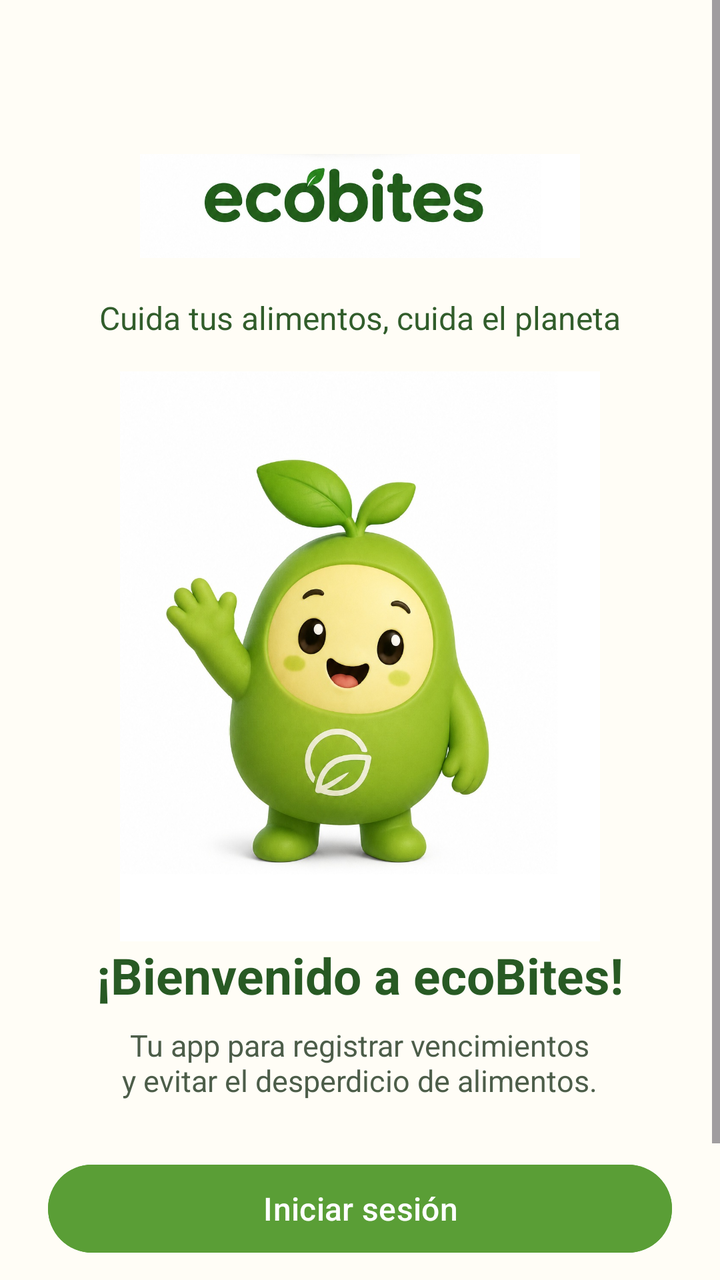
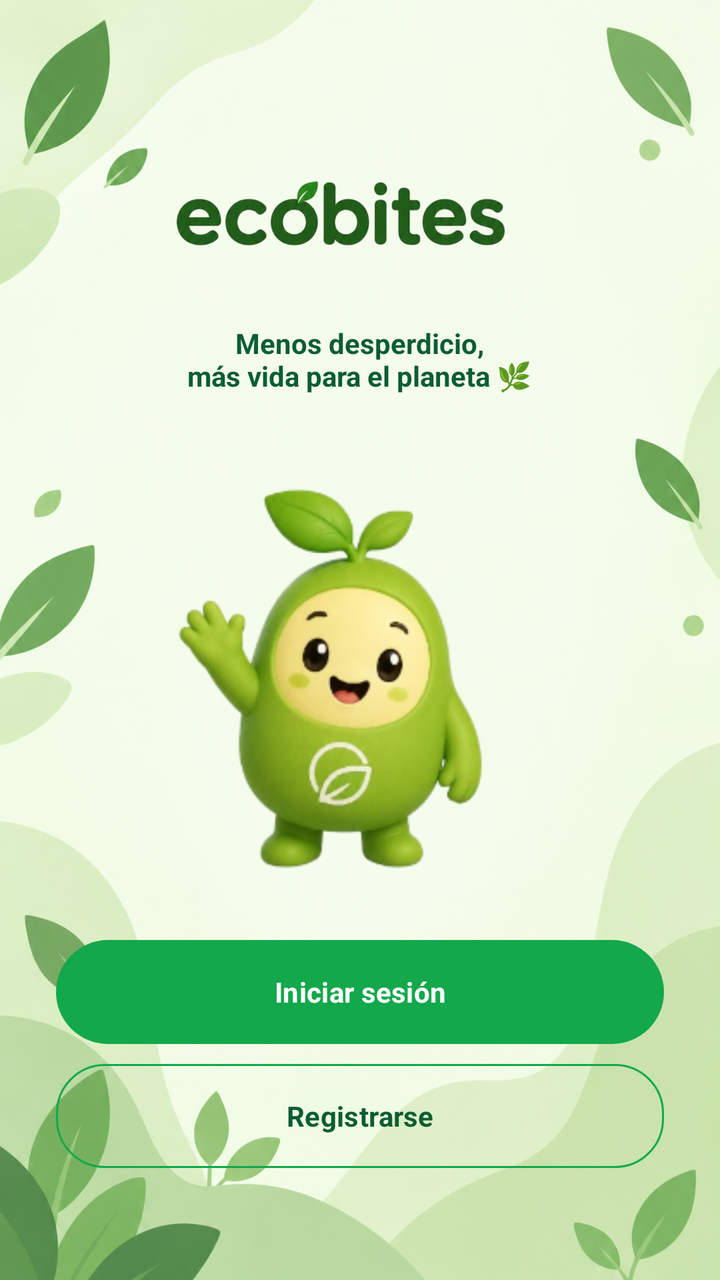

An Android layout rendered at two revisions. The XML below is the earlier revision; the diff shows what the commit changed to produce the second picture.
<!-- AndroidManifest.xml: application theme Theme.EcoBites -->
<!-- res/layout/activity_welcome.xml -->
<?xml version="1.0" encoding="utf-8"?>
<ScrollView xmlns:android="http://schemas.android.com/apk/res/android" android:layout_width="match_parent" android:layout_height="match_parent" android:background="#FFFDF6" android:fillViewport="true">
    <LinearLayout android:id="@+id/ll_contenido_bienvenida" android:layout_width="match_parent" android:layout_height="match_parent" android:gravity="center_horizontal" android:orientation="vertical" android:padding="24dp">
        <ImageView android:id="@+id/img_logo_bienvenida" android:layout_width="220dp" android:layout_height="90dp" android:layout_marginTop="34dp" android:adjustViewBounds="true" android:contentDescription="ecoBites" android:src="@drawable/nombre" />
        <TextView android:id="@+id/tv_eslogan_bienvenida" android:layout_width="wrap_content" android:layout_height="wrap_content" android:text="Cuida tus alimentos, cuida el planeta" android:textColor="#315D2B" android:textSize="16sp" />
        <ImageView android:id="@+id/img_mascota_bienvenida" android:layout_width="250dp" android:layout_height="285dp" android:layout_marginTop="16dp" android:adjustViewBounds="true" android:contentDescription="Mascota ecoBites" android:src="@drawable/mascota" />
        <TextView android:id="@+id/tv_titulo_bienvenida" android:layout_width="wrap_content" android:layout_height="wrap_content" android:text="¡Bienvenido a ecoBites!" android:textColor="#285A24" android:textSize="25sp" android:textStyle="bold" />
        <TextView android:layout_width="wrap_content" android:layout_height="wrap_content" android:layout_marginTop="8dp" android:gravity="center" android:text="Tu app para registrar vencimientos\ny evitar el desperdicio de alimentos." android:textColor="#4C5D49" android:textSize="15sp" />
        <Button android:id="@+id/btn_ir_inicio_sesion" android:layout_width="match_parent" android:layout_height="52dp" android:layout_marginTop="28dp" android:backgroundTint="#5A9E36" android:text="Iniciar sesión" android:textAllCaps="false" android:textColor="#FFFFFF" android:textSize="16sp" />
        <Button android:id="@+id/btn_ir_registro" android:layout_width="match_parent" android:layout_height="52dp" android:layout_marginTop="10dp" android:background="@drawable/fondo_boton_borde" android:text="Crear cuenta" android:textAllCaps="false" android:textColor="#315D2B" android:textSize="16sp" />
    </LinearLayout>
</ScrollView>
<!-- resources referenced by this layout -->
<resources>
  <!-- drawable fondo_boton_borde (drawable) -->
  <?xml version="1.0" encoding="utf-8"?>
  <shape xmlns:android="http://schemas.android.com/apk/res/android" android:shape="rectangle">
      <solid android:color="#00FFFFFF" />
      <corners android:radius="18dp" />
      <stroke android:width="1dp" android:color="#477B35" />
  </shape>
  <!-- drawable mascota: jpg bitmap (drawable, 165211 bytes) -->
  <!-- drawable nombre: jpg bitmap (drawable, 44597 bytes) -->
  <style name="Theme.EcoBites" parent="Base.Theme.EcoBites" />
  <style name="Base.Theme.EcoBites" parent="Theme.Material3.DayNight.NoActionBar">
          
          
      </style>
</resources>

<!-- the commit's change to res/layout/activity_welcome.xml (unified diff, before → after) -->
@@ -1,12 +1,62 @@
 <?xml version="1.0" encoding="utf-8"?>
-<ScrollView xmlns:android="http://schemas.android.com/apk/res/android" android:layout_width="match_parent" android:layout_height="match_parent" android:background="#FFFDF6" android:fillViewport="true">
-    <LinearLayout android:id="@+id/ll_contenido_bienvenida" android:layout_width="match_parent" android:layout_height="match_parent" android:gravity="center_horizontal" android:orientation="vertical" android:padding="24dp">
-        <ImageView android:id="@+id/img_logo_bienvenida" android:layout_width="220dp" android:layout_height="90dp" android:layout_marginTop="34dp" android:adjustViewBounds="true" android:contentDescription="ecoBites" android:src="@drawable/nombre" />
-        <TextView android:id="@+id/tv_eslogan_bienvenida" android:layout_width="wrap_content" android:layout_height="wrap_content" android:text="Cuida tus alimentos, cuida el planeta" android:textColor="#315D2B" android:textSize="16sp" />
-        <ImageView android:id="@+id/img_mascota_bienvenida" android:layout_width="250dp" android:layout_height="285dp" android:layout_marginTop="16dp" android:adjustViewBounds="true" android:contentDescription="Mascota ecoBites" android:src="@drawable/mascota" />
-        <TextView android:id="@+id/tv_titulo_bienvenida" android:layout_width="wrap_content" android:layout_height="wrap_content" android:text="¡Bienvenido a ecoBites!" android:textColor="#285A24" android:textSize="25sp" android:textStyle="bold" />
-        <TextView android:layout_width="wrap_content" android:layout_height="wrap_content" android:layout_marginTop="8dp" android:gravity="center" android:text="Tu app para registrar vencimientos\ny evitar el desperdicio de alimentos." android:textColor="#4C5D49" android:textSize="15sp" />
-        <Button android:id="@+id/btn_ir_inicio_sesion" android:layout_width="match_parent" android:layout_height="52dp" android:layout_marginTop="28dp" android:backgroundTint="#5A9E36" android:text="Iniciar sesión" android:textAllCaps="false" android:textColor="#FFFFFF" android:textSize="16sp" />
-        <Button android:id="@+id/btn_ir_registro" android:layout_width="match_parent" android:layout_height="52dp" android:layout_marginTop="10dp" android:background="@drawable/fondo_boton_borde" android:text="Crear cuenta" android:textAllCaps="false" android:textColor="#315D2B" android:textSize="16sp" />
-    </LinearLayout>
-</ScrollView>
+<LinearLayout xmlns:android="http://schemas.android.com/apk/res/android"
+    android:layout_width="match_parent"
+    android:layout_height="match_parent"
+    android:gravity="center_horizontal"
+    android:orientation="vertical"
+    android:padding="28dp"
+    android:background="@drawable/fondo">
+
+    <ImageView
+        android:id="@+id/img_logo_bienvenida"
+        android:layout_width="259dp"
+        android:layout_height="98dp"
+        android:layout_marginTop="36dp"
+        android:adjustViewBounds="true"
+        android:contentDescription="ecoBites"
+        android:src="@drawable/nombreecobites" />
+
+    <TextView
+        android:id="@+id/tv_eslogan_bienvenida"
+        android:layout_width="wrap_content"
+        android:layout_height="wrap_content"
+        android:gravity="center"
+        android:text="Menos desperdicio,&#10;más vida para el planeta 🌿"
+        android:textColor="@color/eco_green_dark"
+        android:textSize="14sp"
+        android:textStyle="bold" />
+
+    <ImageView
+        android:id="@+id/img_mascota_bienvenida"
+        android:layout_width="345dp"
+        android:layout_height="392dp"
+        android:layout_marginTop="6dp"
+        android:layout_weight="1"
+        android:adjustViewBounds="true"
+        android:contentDescription="Mascota ecoBites"
+        android:src="@drawable/mascotaecobites" />
+
+    <Button
+        android:id="@+id/btn_ir_inicio_sesion"
+        android:layout_width="match_parent"
+        android:layout_height="52dp"
+        android:layout_marginBottom="10dp"
+        android:background="@drawable/bg_primary_button"
+        android:backgroundTint="@null"
+        android:text="Iniciar sesión"
+        android:textAllCaps="false"
+        android:textColor="#FFFFFF"
+        android:textStyle="bold" />
+
+    <Button
+        android:id="@+id/btn_ir_registro"
+        android:layout_width="match_parent"
+        android:layout_height="52dp"
+        android:layout_marginBottom="28dp"
+        android:background="@drawable/fondo_boton_borde"
+        android:backgroundTint="@null"
+        android:text="Registrarse"
+        android:textAllCaps="false"
+        android:textColor="@color/eco_green_dark"
+        android:textStyle="bold" />
+</LinearLayout>
<!-- resource entries referenced after the edit -->
@@ -1,18 +1,49 @@
 <!-- resources referenced by this layout -->
 <resources>
+  <color name="eco_green_dark">#0B5D32</color>
+  <!-- drawable bg_primary_button (drawable) -->
+  <?xml version="1.0" encoding="utf-8"?>
+  <shape xmlns:android="http://schemas.android.com/apk/res/android" android:shape="rectangle">
+      <solid android:color="@color/eco_green_primary"/>
+      <corners android:radius="28dp"/>
+  </shape>
+  <!-- drawable fondo: png bitmap (drawable, 990790 bytes) -->
   <!-- drawable fondo_boton_borde (drawable) -->
   <?xml version="1.0" encoding="utf-8"?>
   <shape xmlns:android="http://schemas.android.com/apk/res/android" android:shape="rectangle">
       <solid android:color="#00FFFFFF" />
-      <corners android:radius="18dp" />
-      <stroke android:width="1dp" android:color="#477B35" />
+      <corners android:radius="24dp" />
+      <stroke android:width="1dp" android:color="@color/eco_green_primary" />
   </shape>
-  <!-- drawable mascota: jpg bitmap (drawable, 165211 bytes) -->
-  <!-- drawable nombre: jpg bitmap (drawable, 44597 bytes) -->
+  <!-- drawable mascotaecobites: png bitmap (drawable, 61119 bytes) -->
+  <!-- drawable nombreecobites: png bitmap (drawable, 169971 bytes) -->
   <style name="Theme.EcoBites" parent="Base.Theme.EcoBites" />
+  <color name="eco_green_primary">#12A84B</color>
   <style name="Base.Theme.EcoBites" parent="Theme.Material3.DayNight.NoActionBar">
-          
-          
+          <item name="android:fontFamily">sans-serif</item>
+          <item name="colorPrimary">@color/eco_green_primary</item>
+          <item name="colorOnPrimary">@color/white</item>
+          <item name="colorPrimaryContainer">@color/eco_green_soft</item>
+          <item name="colorOnPrimaryContainer">@color/eco_green_deep</item>
+          <item name="colorSecondary">@color/eco_green_bright</item>
+          <item name="colorOnSecondary">@color/eco_green_deep</item>
+          <item name="colorTertiary">@color/eco_green_lime</item>
+          <item name="colorSurface">@color/eco_green_surface</item>
+          <item name="colorOnSurface">@color/eco_green_text</item>
+          <item name="colorOutline">@color/eco_green_border</item>
+          <item name="android:colorAccent">@color/eco_green_primary</item>
+          <item name="android:navigationBarColor">@color/eco_green_card</item>
+          <item name="android:statusBarColor">@color/eco_green_surface</item>
+          <item name="android:windowLightStatusBar">true</item>
       </style>
+  <color name="white">#FFFFFFFF</color>
+  <color name="eco_green_soft">#DDF8E5</color>
+  <color name="eco_green_deep">#073B22</color>
+  <color name="eco_green_bright">#38C85A</color>
+  <color name="eco_green_lime">#9BE34C</color>
+  <color name="eco_green_surface">#F4FFF6</color>
+  <color name="eco_green_text">#0E4C2A</color>
+  <color name="eco_green_border">#B9E8C7</color>
+  <color name="eco_green_card">#FAFFFB</color>
 </resources>
 
